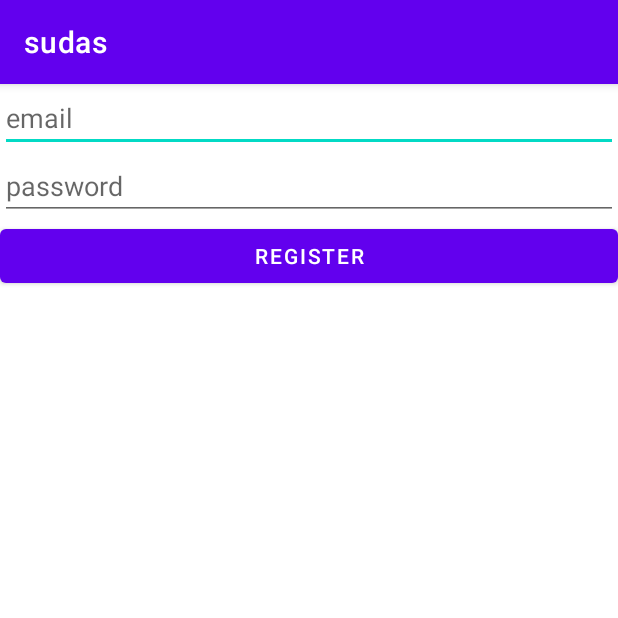
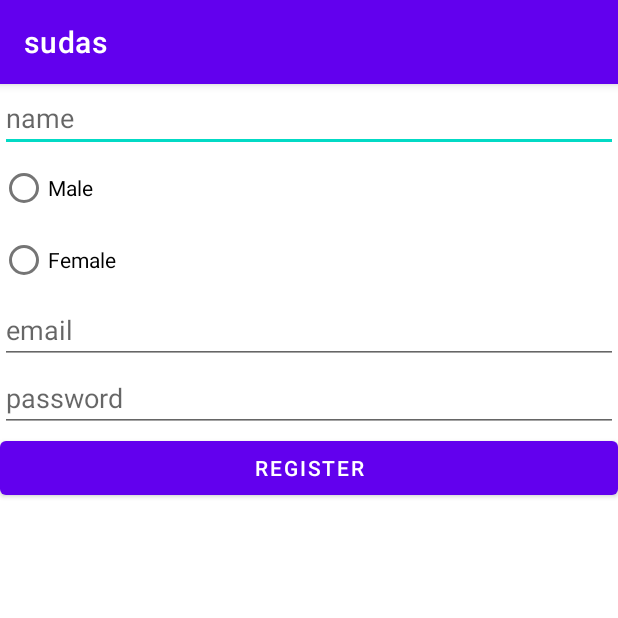
Before and after one commit to Tyzanol/sudas, an Android app: the RegistrationActivity screen opened directly, with no data from a screen before it, on a phone screen of 412 x 824 dp, the top half of it. Run offline under Robolectric (Android 15) with nearby library versions, the phone set to English and light mode, and no system bars; our stand-ins replace Firebase (no records; nobody signed in at launch, a user with empty details on screens opened directly); 1 statement that could not run was skipped.

Commit message:
add database + retrieve only opposite gender

```diff
--- a/app/build.gradle
+++ b/app/build.gradle
@@ -39,6 +39,8 @@ dependencies {
     implementation 'com.google.firebase:firebase-core:11.0.4'
     implementation 'com.google.firebase:firebase-database:11.0.4'
     implementation 'com.google.firebase:firebase-auth:11.0.4'
+    implementation platform('com.google.firebase:firebase-bom:26.3.0')
+    implementation 'com.google.firebase:firebase-database-ktx'
     implementation 'androidx.annotation:annotation:1.2.0'
     implementation 'androidx.lifecycle:lifecycle-livedata-ktx:2.3.1'
     implementation 'androidx.lifecycle:lifecycle-viewmodel-ktx:2.3.1'
--- a/app/src/main/java/com/example/sudas/RegistrationActivity.java
+++ b/app/src/main/java/com/example/sudas/RegistrationActivity.java
@@ -8,6 +8,8 @@ import android.os.Bundle;
 import android.view.View;
 import android.widget.Button;
 import android.widget.EditText;
+import android.widget.RadioButton;
+import android.widget.RadioGroup;
 import android.widget.Toast;
 
 import com.google.android.gms.tasks.OnCompleteListener;
@@ -15,14 +17,18 @@ import com.google.android.gms.tasks.Task;
 import com.google.firebase.auth.AuthResult;
 import com.google.firebase.auth.FirebaseAuth;
 import com.google.firebase.auth.FirebaseUser;
+import com.google.firebase.database.DatabaseReference;
+import com.google.firebase.database.FirebaseDatabase;
 
 public class RegistrationActivity extends AppCompatActivity {
 
     Button mRegister;
 
-    private EditText mEmail, mPassword;
+    private EditText mEmail, mPassword, mName;
     private FirebaseAuth mAuth;
     private FirebaseAuth.AuthStateListener firebaseAuthStateListener;
+
+    private RadioGroup mRadioGroup;
 
     @Override
     protected void onCreate(Bundle savedInstanceState) {
@@ -46,17 +52,32 @@ public class RegistrationActivity extends AppCompatActivity {
         mRegister = (Button) findViewById(R.id.register);
         mEmail = (EditText) findViewById(R.id.email);
         mPassword = (EditText) findViewById(R.id.password);
+        mRadioGroup = (RadioGroup) findViewById(R.id.radioGroup);
+        mName = (EditText) findViewById(R.id.name);
 
         mRegister.setOnClickListener(new View.OnClickListener() {
             @Override
             public void onClick(View view) {
+                int selectedId = mRadioGroup.getCheckedRadioButtonId();
+                final RadioButton radioButton = (RadioButton) findViewById(selectedId);
+                if (radioButton.getText() == null) {
+                    return;
+                }
+
                 final String email = mEmail.getText().toString();
                 final String password = mPassword.getText().toString();
+                final String name = mName.getText().toString();
+                Toast.makeText(RegistrationActivity.this, "email: " + email, Toast.LENGTH_LONG);
+
                 mAuth.createUserWithEmailAndPassword(email, password).addOnCompleteListener(RegistrationActivity.this, new OnCompleteListener<AuthResult>() {
                     @Override
                     public void onComplete(@NonNull Task<AuthResult> task) {
                         if (!task.isSuccessful()) {
                             Toast.makeText(RegistrationActivity.this, "sign up error", Toast.LENGTH_SHORT).show();
+                        } else {
+                            String userId =  mAuth.getCurrentUser().getUid();
+                            DatabaseReference currentUserDb = FirebaseDatabase.getInstance("https://sudas-1b8ee-default-rtdb.europe-west1.firebasedatabase.app/").getReference().child("Users").child(radioButton.getText().toString()).child(userId).child("Name");
+                            currentUserDb.setValue(name);
                         }
                     }
                 });
--- a/app/src/main/res/layout/activity_registration.xml
+++ b/app/src/main/res/layout/activity_registration.xml
@@ -6,6 +6,24 @@
     android:layout_height="match_parent"
     tools:context=".RegistrationActivity"
     android:orientation="vertical">
+    <EditText
+        android:layout_width="match_parent"
+        android:layout_height="wrap_content"
+        android:hint="name"
+        android:id="@+id/name"/>
+    <RadioGroup
+        android:layout_width="match_parent"
+        android:layout_height="wrap_content"
+        android:id="@+id/radioGroup">
+        <RadioButton
+            android:layout_width="wrap_content"
+            android:layout_height="wrap_content"
+            android:text="Male"/>
+        <RadioButton
+            android:layout_width="wrap_content"
+            android:layout_height="wrap_content"
+            android:text="Female"/>
+    </RadioGroup>
     <EditText
         android:layout_width="match_parent"
         android:layout_height="wrap_content"
```
Also changed, not shown: app/src/main/java/com/example/sudas/MainActivity.java (+108 -26 lines), app/src/main/res/layout/activity_main.xml (+8 -0 lines).
